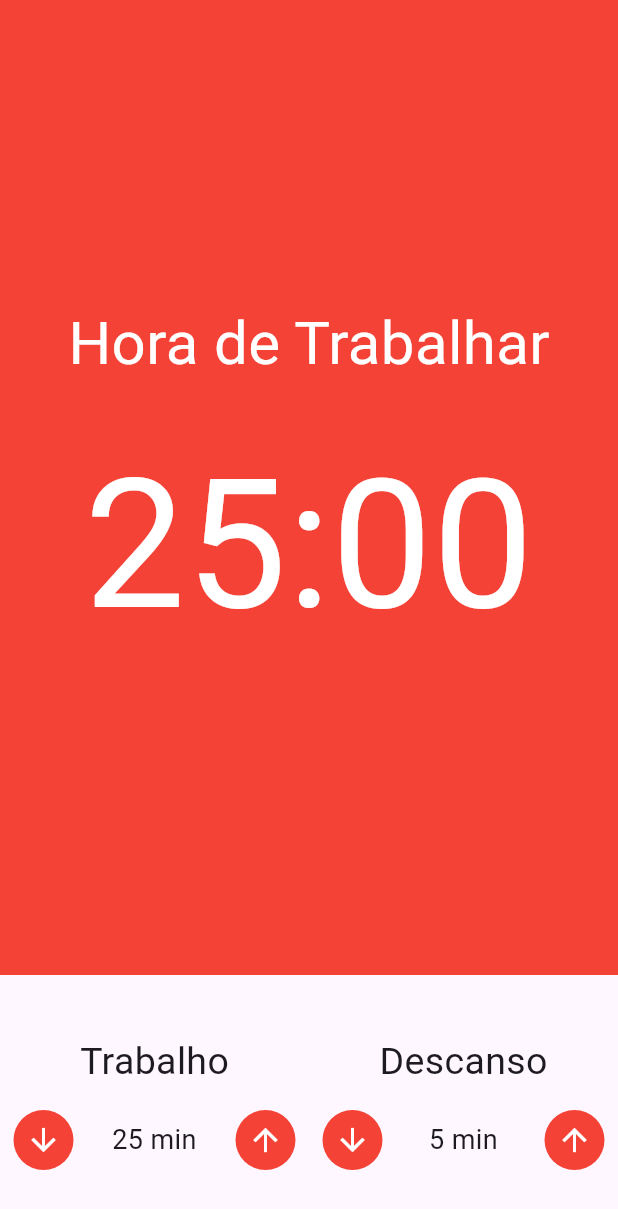
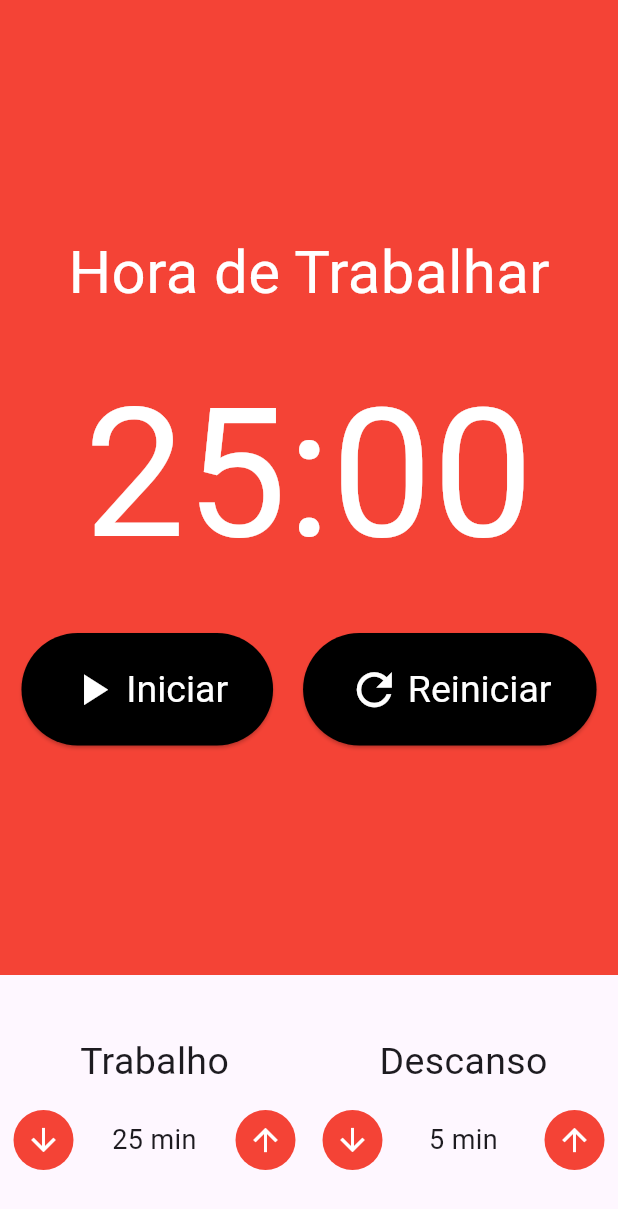
Before and after one commit to laesant/pomodoro, a Flutter app: the screen it shows after launch, on a phone screen of 412 x 824 dp. Shown: the top 1209 px of the screen. Run offline on Flutter 3.47's test engine with Material 3 defaults, Android fonts, the phone set to English and light mode, and no system bars; our stand-ins replace mobx; generated files the repository leaves out were written again.

Commit message:
Componente Botão Cronômetro

```diff
--- a/lib/components/cronometro.dart
+++ b/lib/components/cronometro.dart
@@ -1,4 +1,5 @@
 import 'package:flutter/material.dart';
+import 'package:pomodoro/components/cronometro_botao.dart';
 
 class Cronometro extends StatelessWidget {
   const Cronometro({super.key});
@@ -25,7 +26,16 @@ class Cronometro extends StatelessWidget {
               color: Colors.white,
             ),
           ),
-
+          SizedBox(height: 20),
+          Row(
+            mainAxisAlignment: MainAxisAlignment.center,
+            children: [
+              CronometroBotao(icone: Icons.play_arrow, texto: 'Iniciar'),
+              //  CronometroBotao(icone: Icons.stop, texto: 'Parar'),
+              SizedBox(width: 20),
+              CronometroBotao(icone: Icons.refresh, texto: 'Reiniciar'),
+            ],
+          )
         ],
       ),
     );
--- /dev/null
+++ b/lib/components/cronometro_botao.dart
@@ -0,0 +1,23 @@
+import 'package:flutter/material.dart';
+
+class CronometroBotao extends StatelessWidget {
+  const CronometroBotao({super.key, required this.icone, required this.texto});
+  final IconData icone;
+  final String texto;
+
+  @override
+  Widget build(BuildContext context) {
+    return ElevatedButton.icon(
+        style: ElevatedButton.styleFrom(
+            backgroundColor: Colors.black,
+            foregroundColor: Colors.white,
+            padding: const EdgeInsets.symmetric(vertical: 20, horizontal: 30),
+            textStyle: const TextStyle(fontSize: 25)),
+        onPressed: () {},
+        icon: Icon(
+          icone,
+          size: 35,
+        ),
+        label: Text(texto));
+  }
+}
```
